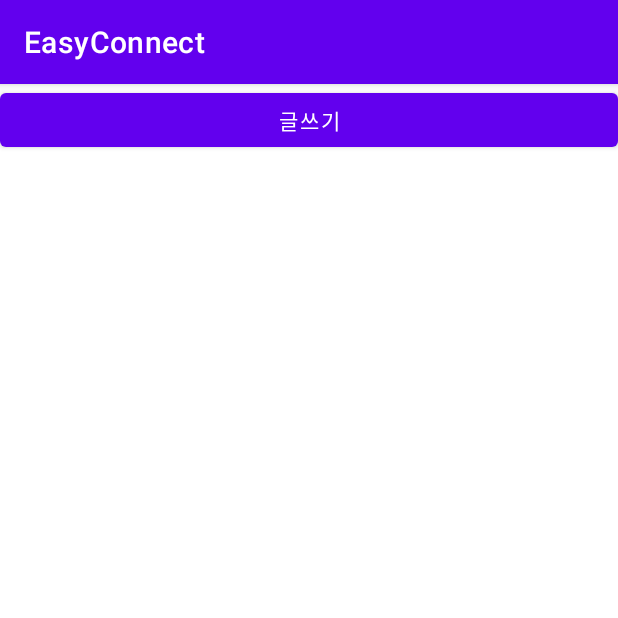
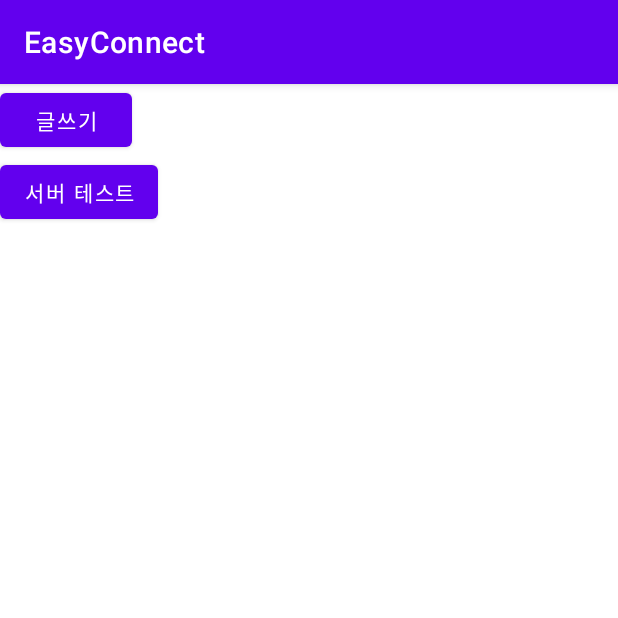
Before and after one commit to eaststarmmt/easy-connect, an Android app: the screen it shows after launch (BoardActivity), on a phone screen of 412 x 824 dp, the top half of it. Run offline under Robolectric (Android 15) with nearby library versions, the phone set to English and light mode, and no system bars.

Commit message:
BoardActivity Server Test

```diff
--- a/app/src/main/res/layout/activity_board.xml
+++ b/app/src/main/res/layout/activity_board.xml
@@ -4,12 +4,22 @@
     xmlns:tools="http://schemas.android.com/tools"
     android:layout_width="match_parent"
     android:layout_height="match_parent"
-    tools:context=".BoardActivity" >
+    tools:context=".BoardActivity"
+    android:orientation="vertical">
 
     <Button
         android:id="@+id/create"
         android:layout_width="wrap_content"
         android:layout_height="wrap_content"
-        android:layout_weight="1"
         android:text="글쓰기" />
+    <Button
+        android:id="@+id/btn_json"
+        android:layout_width="wrap_content"
+        android:layout_height="wrap_content"
+        android:text="서버 테스트" />
+    <TextView
+        android:id="@+id/jsonObj"
+        android:layout_width="match_parent"
+        android:layout_height="wrap_content"
+        android:textSize="30sp" />
 </LinearLayout>
--- a/app/src/main/res/layout/activity_main.xml
+++ b/app/src/main/res/layout/activity_main.xml
@@ -40,4 +40,5 @@
         app:layout_constraintStart_toStartOf="parent"
         app:layout_constraintTop_toBottomOf="@+id/sttResult"
         app:layout_constraintVertical_bias="0.473" />
+
 </androidx.constraintlayout.widget.ConstraintLayout>
```
Also changed, not shown: app/src/main/java/kr/ac/cau/easyconnect/BoardActivity.kt (+55 -1 lines).
